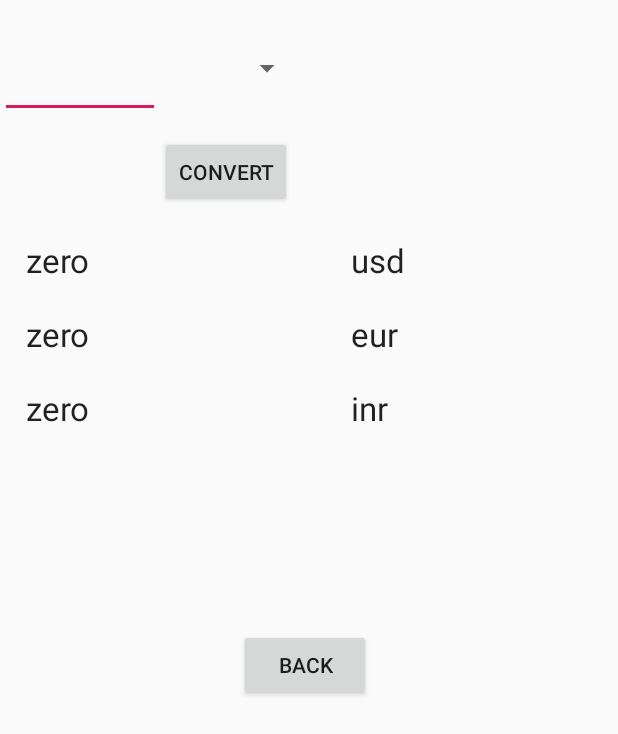
After one commit to zhangqianjiao/UrMoney, an Android app: the CurrentActivity screen opened directly, with no data from a screen before it, on a phone screen of 412 x 824 dp. The commit adds this screen. Shown: the top 734 px of the screen. Run offline under Robolectric (Android 15) with nearby library versions, the phone set to English and light mode, and no system bars.

Commit message:
currency add

```diff
--- a/app/build.gradle
+++ b/app/build.gradle
@@ -28,3 +28,7 @@ dependencies {
     androidTestImplementation 'com.android.support.test:runner:1.0.2'
     androidTestImplementation 'com.android.support.test.espresso:espresso-core:3.0.2'
 }
+
+android {
+    useLibrary'org.apache.http.legacy'
+}
--- a/app/src/main/AndroidManifest.xml
+++ b/app/src/main/AndroidManifest.xml
@@ -19,6 +19,17 @@
                 <category android:name="android.intent.category.LAUNCHER" />
             </intent-filter>
         </activity>
+        <activity
+            android:name=".CurrentActivity"
+            android:label="@string/app_name"
+            android:theme="@style/AppTheme.NoActionBar">
+            <intent-filter>
+                <action android:name="android.intent.action.MAIN" />
+
+                <category android:name="android.intent.category.DEFAULT" />
+            </intent-filter>
+        </activity>
+
     </application>
 
 </manifest>
--- /dev/null
+++ b/app/src/main/java/com/example/pipid/urmoney/CurrentActivity.java
@@ -0,0 +1,27 @@
+package com.example.pipid.urmoney;
+
+import android.app.Activity;
+import android.content.Intent;
+import android.os.Bundle;
+import android.view.View;
+import android.view.View.OnClickListener;
+import android.widget.Button;
+
+
+public class CurrentActivity extends Activity {
+    @Override
+    protected void onCreate(Bundle savedInstanceState) {
+        super.onCreate(savedInstanceState);
+        setContentView(R.layout.currency_main);
+
+        Button back = (Button) findViewById(R.id.back);
+        back.setOnClickListener(new OnClickListener() {
+            @Override
+            public void onClick(View v) {
+                Intent intent = new Intent(CurrentActivity.this, MainActivity.class);
+                startActivity(intent);
+            }
+        });
+    }
+
+}
--- a/app/src/main/java/com/example/pipid/urmoney/DatabaseHelper.java
+++ b/app/src/main/java/com/example/pipid/urmoney/DatabaseHelper.java
@@ -40,10 +40,6 @@ public class DatabaseHelper extends SQLiteOpenHelper {
         return database.query(ROBOT_COST,null,null,null,null,null,"" + COST_DATE+" ASC");
     }
 
-    public void deleteAllDate(){
-        SQLiteDatabase database = getWritableDatabase();
-        database.delete(ROBOT_COST,null,null);
-    }
     @Override
     public void onUpgrade(SQLiteDatabase db, int oldVersion, int newVersion) {
 
--- a/app/src/main/java/com/example/pipid/urmoney/MainActivity.java
+++ b/app/src/main/java/com/example/pipid/urmoney/MainActivity.java
@@ -12,9 +12,11 @@ import android.view.LayoutInflater;
 import android.view.View;
 import android.view.Menu;
 import android.view.MenuItem;
+import android.widget.Button;
 import android.widget.DatePicker;
 import android.widget.EditText;
 import android.widget.ListView;
+import android.widget.Toast;
 
 import java.io.Serializable;
 import java.util.ArrayList;
@@ -32,7 +34,6 @@ public class MainActivity extends AppCompatActivity {
         setContentView(R.layout.activity_main);
         Toolbar toolbar = (Toolbar) findViewById(R.id.toolbar);
         setSupportActionBar(toolbar);
-
         mDatabaseHelper = new DatabaseHelper(this);
         mCostBeanList = new ArrayList<>();
         ListView costList = (ListView) findViewById(R.id.lv_main);
@@ -72,14 +73,6 @@ public class MainActivity extends AppCompatActivity {
     }
 
     private void initCostData() {
-//        mDatabaseHelper.deleteAllDate();
-//        for (int i = 0; i < 6; i++) {
-//            CostBean costBean = new CostBean();
-//            costBean.costTitle = i + "mock";
-//            costBean.costDate = "11-11";
-//            costBean.costMoney = "20";
-//            mDatabaseHelper.insertCost(costBean);
-//        }
         Cursor cursor = mDatabaseHelper.getAllCostDate();
         if(cursor != null){
             while (cursor.moveToNext()){
@@ -98,4 +91,19 @@ public class MainActivity extends AppCompatActivity {
         getMenuInflater().inflate(R.menu.menu_main, menu);
         return true;
     }
+
+    @Override
+    public boolean onOptionsItemSelected(MenuItem item) {
+        switch (item.getItemId()) {
+            case R.id.action_Clearpage:
+                Toast.makeText(this, "Clear latest record", Toast.LENGTH_SHORT).show();
+                return true;
+            case R.id.action_CurrencyConverter:
+                Intent intent = new Intent(MainActivity.this, CurrentActivity.class);
+                startActivity(intent);
+                return true;
+        }
+        return super.onOptionsItemSelected(item);
+    }
+
 }
--- /dev/null
+++ b/app/src/main/res/drawable/ic_clearicon.xml
@@ -0,0 +1,9 @@
+<vector xmlns:android="http://schemas.android.com/apk/res/android"
+        android:width="24dp"
+        android:height="24dp"
+        android:viewportWidth="24.0"
+        android:viewportHeight="24.0">
+    <path
+        android:fillColor="#FF000000"
+        android:pathData="M22,3L7,3c-0.69,0 -1.23,0.35 -1.59,0.88L0,12l5.41,8.11c0.36,0.53 0.9,0.89 1.59,0.89h15c1.1,0 2,-0.9 2,-2L24,5c0,-1.1 -0.9,-2 -2,-2zM19,15.59L17.59,17 14,13.41 10.41,17 9,15.59 12.59,12 9,8.41 10.41,7 14,10.59 17.59,7 19,8.41 15.41,12 19,15.59z"/>
+</vector>
--- /dev/null
+++ b/app/src/main/res/layout/currency_main.xml
@@ -0,0 +1,119 @@
+<?xml version="1.0" encoding="utf-8"?>
+<RelativeLayout xmlns:android="http://schemas.android.com/apk/res/android"
+    xmlns:tools="http://schemas.android.com/tools"
+    android:layout_width="match_parent"
+    android:layout_height="match_parent"
+    tools:context="com.example.pipid.urmoney.MainActivity">
+
+    <EditText
+        android:layout_width="wrap_content"
+        android:layout_height="wrap_content"
+        android:inputType="numberDecimal"
+        android:ems="5"
+        android:id="@+id/et"
+        android:layout_marginTop="33dp"
+        android:layout_alignParentTop="true"
+        android:layout_alignParentLeft="true"
+        android:layout_alignParentStart="true" />
+
+
+    <Spinner
+        android:layout_width="wrap_content"
+        android:layout_height="wrap_content"
+        android:id="@+id/spin"
+        android:layout_alignTop="@+id/et"
+        android:layout_toRightOf="@+id/et"
+        android:layout_toEndOf="@+id/et"
+        android:layout_marginLeft="47dp"
+        android:layout_marginStart="47dp" />
+
+    <Button
+        android:layout_width="wrap_content"
+        android:layout_height="wrap_content"
+        android:text="@string/convert"
+        android:id="@+id/btn"
+        android:layout_marginTop="33dp"
+        android:layout_below="@+id/spin"
+        android:layout_toRightOf="@+id/et"
+        android:layout_toEndOf="@+id/et" />
+
+    <TextView
+        android:layout_width="wrap_content"
+        android:layout_height="wrap_content"
+        android:textAppearance="?android:attr/textAppearanceLarge"
+        android:text="usd"
+        android:id="@+id/TextView1"
+        android:layout_marginTop="20dp"
+        android:layout_below="@+id/btn"
+        android:layout_alignLeft="@+id/spin"
+        android:layout_alignStart="@+id/spin"
+        android:layout_marginLeft="80dp"
+        android:layout_marginStart="80dp" />
+
+    <TextView
+        android:layout_width="wrap_content"
+        android:layout_height="wrap_content"
+        android:textAppearance="?android:attr/textAppearanceLarge"
+        android:text="eur"
+        android:id="@+id/TextView2"
+        android:layout_marginTop="20dp"
+        android:layout_below="@+id/TextView1"
+        android:layout_alignLeft="@+id/spin"
+        android:layout_alignStart="@+id/spin"
+        android:layout_marginLeft="80dp"
+        android:layout_marginStart="80dp" />
+
+    <TextView
+        android:layout_width="wrap_content"
+        android:layout_height="wrap_content"
+        android:textAppearance="?android:attr/textAppearanceLarge"
+        android:text="inr"
+        android:id="@+id/TextView3"
+        android:layout_marginTop="20dp"
+        android:layout_below="@+id/TextView2"
+        android:layout_alignLeft="@+id/spin"
+        android:layout_alignStart="@+id/spin"
+        android:layout_marginLeft="80dp"
+        android:layout_marginStart="80dp" />
+
+    <TextView
+        android:layout_width="wrap_content"
+        android:layout_height="wrap_content"
+        android:textAppearance="?android:attr/textAppearanceLarge"
+        android:text="zero"
+        android:id="@+id/usd"
+        android:layout_alignTop="@+id/TextView1"
+        android:layout_alignParentLeft="true"
+        android:layout_alignParentStart="true"
+        android:layout_marginLeft="17dp"
+        android:layout_marginStart="17dp" />
+
+    <TextView
+        android:layout_width="wrap_content"
+        android:layout_height="wrap_content"
+        android:textAppearance="?android:attr/textAppearanceLarge"
+        android:text="zero"
+        android:id="@+id/euro"
+        android:layout_above="@+id/TextView3"
+        android:layout_alignLeft="@+id/usd"
+        android:layout_alignStart="@+id/usd" />
+    <TextView
+        android:layout_width="wrap_content"
+        android:layout_height="wrap_content"
+        android:textAppearance="?android:attr/textAppearanceLarge"
+        android:text="zero"
+        android:id="@+id/inr"
+        android:layout_alignTop="@+id/TextView3"
+        android:layout_alignLeft="@+id/euro"
+        android:layout_alignStart="@+id/euro" />
+
+    <Button
+        android:id="@+id/back"
+        android:layout_width="wrap_content"
+        android:layout_height="wrap_content"
+        android:layout_alignParentStart="true"
+        android:layout_alignParentTop="true"
+        android:layout_marginStart="159dp"
+        android:layout_marginTop="419dp"
+        android:text="Back" />
+</RelativeLayout>
--- a/app/src/main/res/menu/menu_main.xml
+++ b/app/src/main/res/menu/menu_main.xml
@@ -3,8 +3,14 @@
     xmlns:tools="http://schemas.android.com/tools"
     tools:context="com.example.pipid.urmoney.MainActivity">
     <item
-        android:id="@+id/action_settings"
+        android:id="@+id/action_CurrencyConverter"
         android:orderInCategory="100"
-        android:title="@string/action_settings"
+        android:title="CurrencyConverter"
         app:showAsAction="never" />
+    <item
+        android:id="@+id/action_Clearpage"
+        android:icon="@drawable/ic_clearicon"
+        android:title="Clearpage"
+        app:showAsAction="ifRoom" />
+
 </menu>
--- a/app/src/main/res/values/strings.xml
+++ b/app/src/main/res/values/strings.xml
@@ -1,4 +1,8 @@
 <resources>
     <string name="app_name">UrMoney</string>
     <string name="action_settings">Settings</string>
+
+
+    <string name="convert">Convert</string>
+
 </resources>
```
